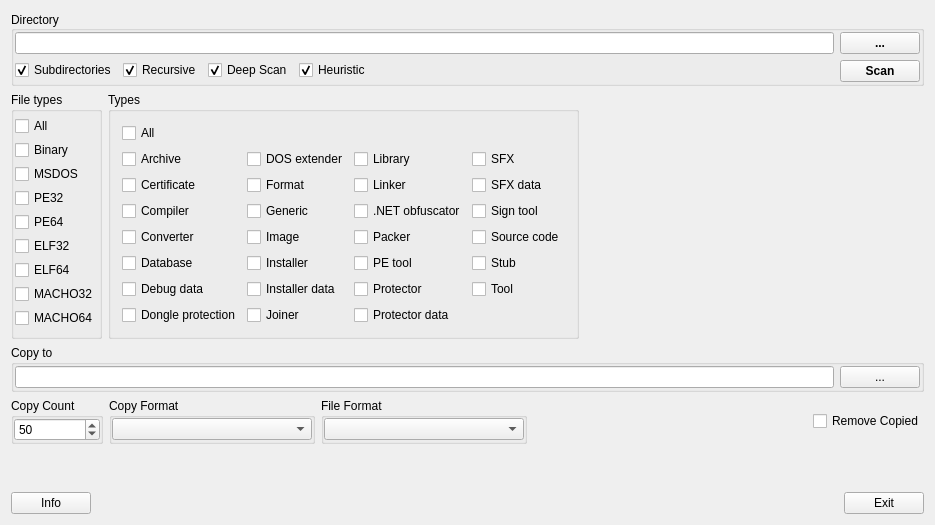
Old version of the form gui_source/guimainwindow.ui in the repository horsicq/NFD-sort.
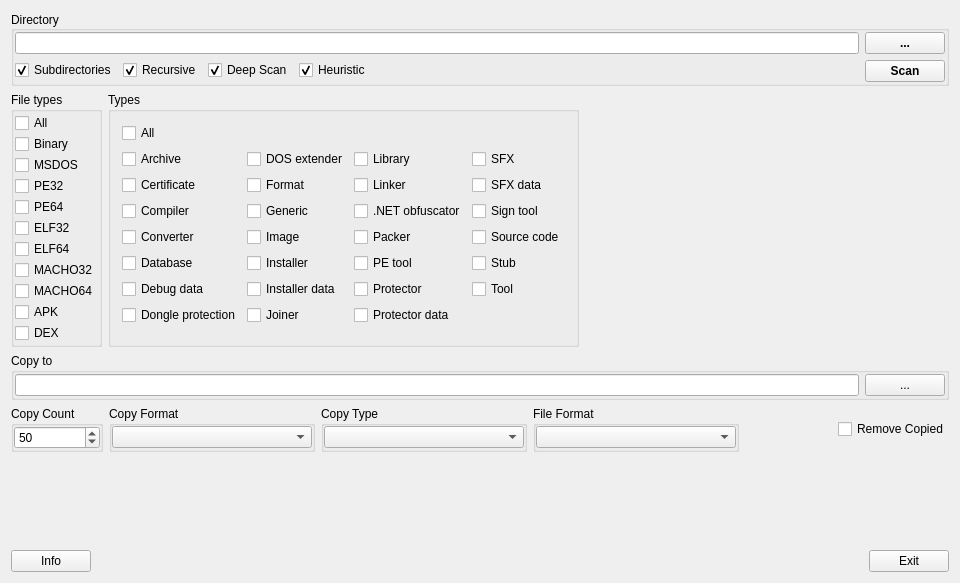
New version of the form.

Diff of the .ui file:
```diff
--- a/gui_source/guimainwindow.ui
+++ b/gui_source/guimainwindow.ui
@@ -6,8 +6,8 @@
    <rect>
     <x>0</x>
     <y>0</y>
-    <width>935</width>
-    <height>525</height>
+    <width>960</width>
+    <height>583</height>
    </rect>
   </property>
   <property name="windowTitle">
@@ -219,6 +219,20 @@
            </property>
           </widget>
          </item>
+         <item>
+          <widget class="QCheckBox" name="checkBoxAPK">
+           <property name="text">
+            <string>APK</string>
+           </property>
+          </widget>
+         </item>
+         <item>
+          <widget class="QCheckBox" name="checkBoxDEX">
+           <property name="text">
+            <string>DEX</string>
+           </property>
+          </widget>
+         </item>
         </layout>
        </widget>
       </item>
@@ -544,6 +558,37 @@
         </layout>
        </widget>
       </item>
+      <item>
+       <widget class="QGroupBox" name="groupBoxCopyType">
+        <property name="title">
+         <string>Copy Type</string>
+        </property>
+        <layout class="QVBoxLayout" name="verticalLayout_6">
+         <property name="leftMargin">
+          <number>0</number>
+         </property>
+         <property name="topMargin">
+          <number>0</number>
+         </property>
+         <property name="rightMargin">
+          <number>0</number>
+         </property>
+         <property name="bottomMargin">
+          <number>0</number>
+         </property>
+         <item>
+          <widget class="QComboBox" name="comboBoxCopyType">
+           <property name="minimumSize">
+            <size>
+             <width>200</width>
+             <height>0</height>
+            </size>
+           </property>
+          </widget>
+         </item>
+        </layout>
+       </widget>
+      </item>
       <item>
        <widget class="QGroupBox" name="groupBoxFileFormat">
         <property name="title">
```
